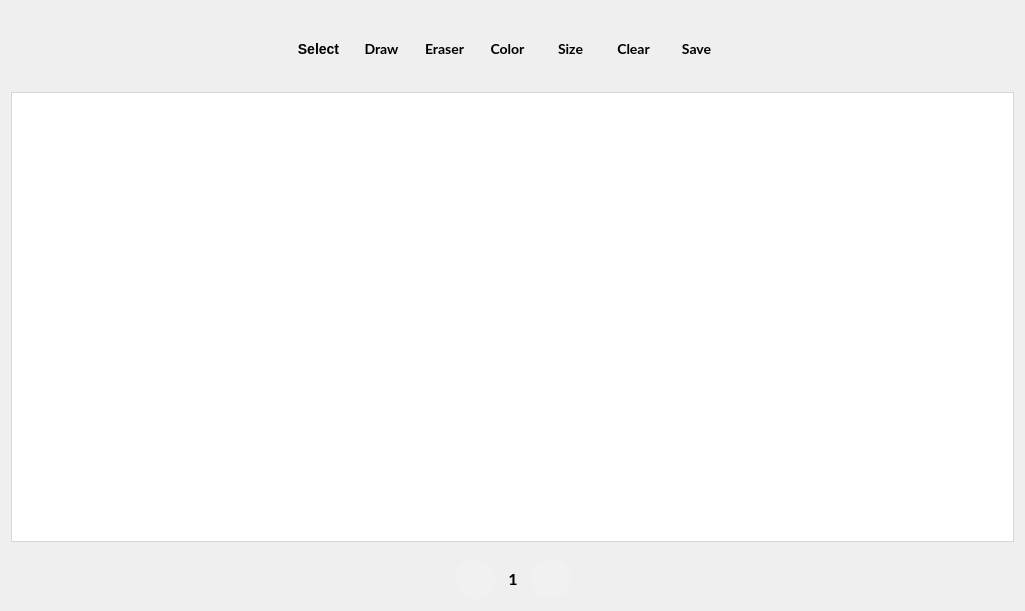
This is mainwindow.ui in NataliaShishuk/SimpleWhiteBoard as Qt 5 draws it before an edit. The edited form follows.
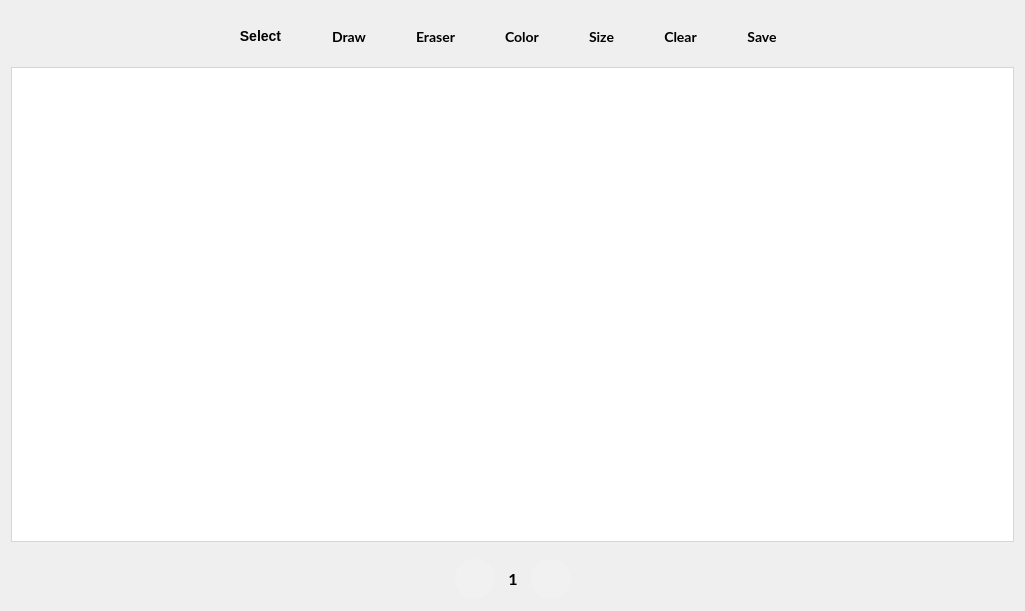
This is the edited form. Icons and pictures are not drawn.

Patch:
```diff
--- a/mainwindow.ui
+++ b/mainwindow.ui
@@ -43,13 +43,12 @@
 border: none;
 }
 
-QPushButton, QToolButton { 
+QPushButton, QToolButton {
+padding: 4px 15px;
 font-weight: bold;
 font-size:14px;
 border:none;
 qproperty-iconSize: 24px;
-width:50px;
-height:50px;
 cursor: pointer;
  }
 
```
